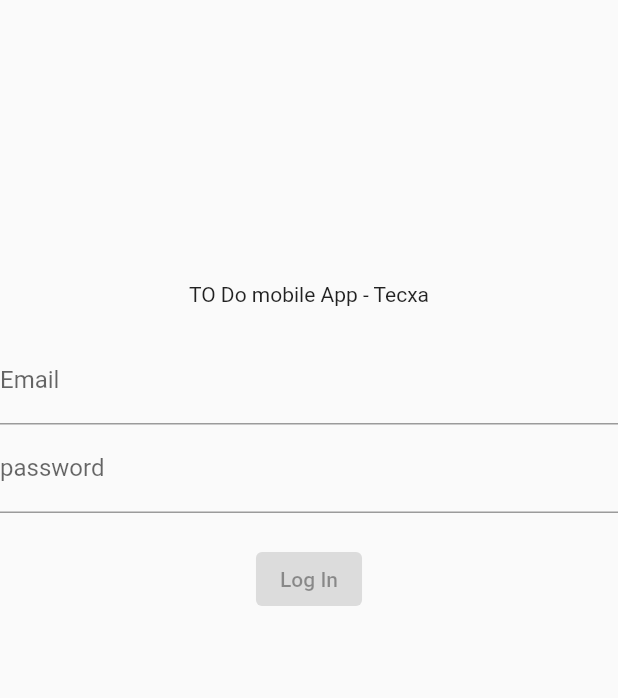
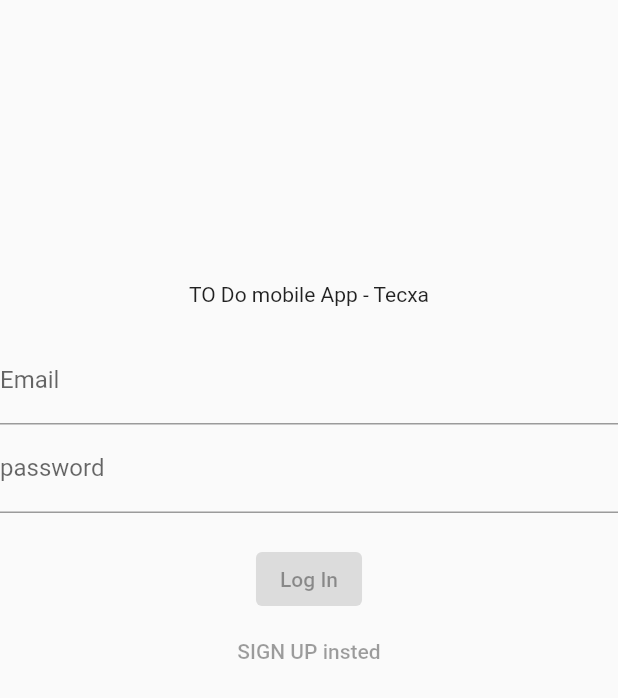
Before and after one commit to sachin96Boy/flutter-texca-to-do, a Flutter app: the screen it shows after launch, on a phone screen of 412 x 824 dp. Shown: the top 698 px of the screen. Run offline on Flutter 3.47's test engine with Material 2 defaults, Android fonts, the phone set to English and light mode, and no system bars; our stand-ins replace flutter_dotenv.

Commit message:
chor: sign u insted text button

```diff
--- a/lib/widgets/login_form.dart
+++ b/lib/widgets/login_form.dart
@@ -75,8 +75,15 @@
           else
             ElevatedButton(
               // impement action
-                onPressed: null,
-                child: Text(_authMode == AuthMode.logIn ? "Log In" : "SIGN UP"))
+              onPressed: null,
+              child: Text(_authMode == AuthMode.logIn ? "Log In" : "SIGN UP"),
+            ),
+          TextButton(
+            // to do
+            onPressed: null,
+            child: Text(
+                '${_authMode == AuthMode.logIn ? 'SIGN UP' : 'LOG IN'} insted'),
+          )
         ],
       ),
     );
```
